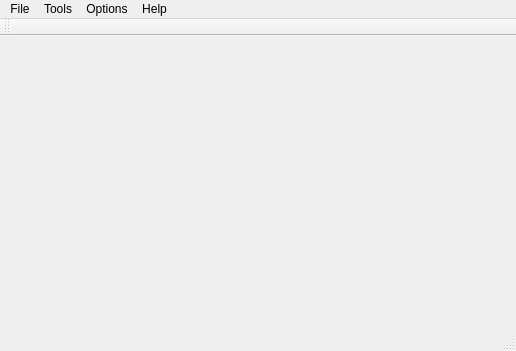
The window that main/ui/mainwindow.ui (f0ghua/ecuEmulator) describes before a commit, drawn with Qt 5.
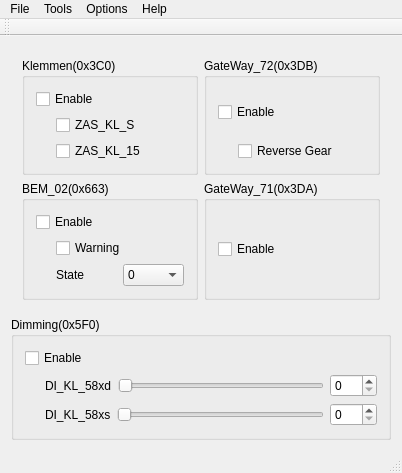
The same window after the commit. Custom widgets are drawn as their Qt base class.

```diff
--- a/main/ui/mainwindow.ui
+++ b/main/ui/mainwindow.ui
@@ -6,8 +6,8 @@
    <rect>
     <x>0</x>
     <y>0</y>
-    <width>516</width>
-    <height>351</height>
+    <width>402</width>
+    <height>421</height>
    </rect>
   </property>
   <property name="windowTitle">
@@ -17,16 +17,415 @@
    <layout class="QGridLayout" name="gridLayout_2">
     <item row="0" column="0">
      <widget class="QWidget" name="widget" native="true">
-      <widget class="XLedSwitcher" name="widget_2" native="true">
-       <property name="geometry">
-        <rect>
-         <x>40</x>
-         <y>50</y>
-         <width>31</width>
-         <height>31</height>
-        </rect>
-       </property>
-      </widget>
+      <layout class="QGridLayout" name="gridLayout_3">
+       <item row="0" column="0">
+        <widget class="QGroupBox" name="groupBox">
+         <property name="title">
+          <string>Klemmen(0x3C0)</string>
+         </property>
+         <layout class="QVBoxLayout" name="verticalLayout">
+          <item>
+           <widget class="QCheckBox" name="cbEnable0x3C0">
+            <property name="sizePolicy">
+             <sizepolicy hsizetype="Preferred" vsizetype="Preferred">
+              <horstretch>0</horstretch>
+              <verstretch>0</verstretch>
+             </sizepolicy>
+            </property>
+            <property name="text">
+             <string>Enable</string>
+            </property>
+            <property name="iconSize">
+             <size>
+              <width>50</width>
+              <height>26</height>
+             </size>
+            </property>
+           </widget>
+          </item>
+          <item>
+           <layout class="QHBoxLayout" name="horizontalLayout">
+            <item>
+             <spacer name="horizontalSpacer">
+              <property name="orientation">
+               <enum>Qt::Horizontal</enum>
+              </property>
+              <property name="sizeType">
+               <enum>QSizePolicy::Fixed</enum>
+              </property>
+              <property name="sizeHint" stdset="0">
+               <size>
+                <width>20</width>
+                <height>20</height>
+               </size>
+              </property>
+             </spacer>
+            </item>
+            <item>
+             <widget class="QCheckBox" name="cbSigZAS_Kl_S">
+              <property name="text">
+               <string>ZAS_KL_S</string>
+              </property>
+             </widget>
+            </item>
+           </layout>
+          </item>
+          <item>
+           <layout class="QHBoxLayout" name="horizontalLayout_2">
+            <item>
+             <spacer name="horizontalSpacer_2">
+              <property name="orientation">
+               <enum>Qt::Horizontal</enum>
+              </property>
+              <property name="sizeType">
+               <enum>QSizePolicy::Fixed</enum>
+              </property>
+              <property name="sizeHint" stdset="0">
+               <size>
+                <width>20</width>
+                <height>20</height>
+               </size>
+              </property>
+             </spacer>
+            </item>
+            <item>
+             <widget class="QCheckBox" name="cbSigZAS_Kl_15">
+              <property name="text">
+               <string>ZAS_KL_15</string>
+              </property>
+             </widget>
+            </item>
+           </layout>
+          </item>
+         </layout>
+        </widget>
+       </item>
+       <item row="0" column="2">
+        <widget class="QGroupBox" name="groupBox_4">
+         <property name="title">
+          <string>GateWay_72(0x3DB)</string>
+         </property>
+         <layout class="QVBoxLayout" name="verticalLayout_4">
+          <item>
+           <widget class="QCheckBox" name="cbEnable0x3DB">
+            <property name="sizePolicy">
+             <sizepolicy hsizetype="Preferred" vsizetype="Preferred">
+              <horstretch>0</horstretch>
+              <verstretch>0</verstretch>
+             </sizepolicy>
+            </property>
+            <property name="text">
+             <string>Enable</string>
+            </property>
+            <property name="iconSize">
+             <size>
+              <width>50</width>
+              <height>26</height>
+             </size>
+            </property>
+           </widget>
+          </item>
+          <item>
+           <layout class="QHBoxLayout" name="horizontalLayout_6">
+            <item>
+             <spacer name="horizontalSpacer_6">
+              <property name="orientation">
+               <enum>Qt::Horizontal</enum>
+              </property>
+              <property name="sizeType">
+               <enum>QSizePolicy::Fixed</enum>
+              </property>
+              <property name="sizeHint" stdset="0">
+               <size>
+                <width>20</width>
+                <height>20</height>
+               </size>
+              </property>
+             </spacer>
+            </item>
+            <item>
+             <widget class="QCheckBox" name="cbSigBCM_Rueckfahrlicht_Anf">
+              <property name="text">
+               <string>Reverse Gear</string>
+              </property>
+             </widget>
+            </item>
+           </layout>
+          </item>
+         </layout>
+        </widget>
+       </item>
+       <item row="1" column="0">
+        <widget class="QGroupBox" name="groupBox_2">
+         <property name="title">
+          <string>BEM_02(0x663)</string>
+         </property>
+         <layout class="QVBoxLayout" name="verticalLayout_2">
+          <item>
+           <widget class="QCheckBox" name="cbEnable0x663">
+            <property name="sizePolicy">
+             <sizepolicy hsizetype="Preferred" vsizetype="Preferred">
+              <horstretch>0</horstretch>
+              <verstretch>0</verstretch>
+             </sizepolicy>
+            </property>
+            <property name="text">
+             <string>Enable</string>
+            </property>
+            <property name="iconSize">
+             <size>
+              <width>50</width>
+              <height>26</height>
+             </size>
+            </property>
+           </widget>
+          </item>
+          <item>
+           <layout class="QHBoxLayout" name="horizontalLayout_3">
+            <item>
+             <spacer name="horizontalSpacer_3">
+              <property name="orientation">
+               <enum>Qt::Horizontal</enum>
+              </property>
+              <property name="sizeType">
+               <enum>QSizePolicy::Fixed</enum>
+              </property>
+              <property name="sizeHint" stdset="0">
+               <size>
+                <width>20</width>
+                <height>20</height>
+               </size>
+              </property>
+             </spacer>
+            </item>
+            <item>
+             <widget class="QCheckBox" name="cbSigBEM_MMI_Vorwarnung">
+              <property name="text">
+               <string>Warning</string>
+              </property>
+             </widget>
+            </item>
+           </layout>
+          </item>
+          <item>
+           <layout class="QHBoxLayout" name="horizontalLayout_4">
+            <item>
+             <spacer name="horizontalSpacer_4">
+              <property name="orientation">
+               <enum>Qt::Horizontal</enum>
+              </property>
+              <property name="sizeType">
+               <enum>QSizePolicy::Fixed</enum>
+              </property>
+              <property name="sizeHint" stdset="0">
+               <size>
+                <width>20</width>
+                <height>20</height>
+               </size>
+              </property>
+             </spacer>
+            </item>
+            <item>
+             <widget class="QLabel" name="label">
+              <property name="text">
+               <string>State</string>
+              </property>
+             </widget>
+            </item>
+            <item>
+             <widget class="QComboBox" name="coSigBEM_02_Abschaltstufen">
+              <item>
+               <property name="text">
+                <string>0</string>
+               </property>
+              </item>
+              <item>
+               <property name="text">
+                <string>1</string>
+               </property>
+              </item>
+              <item>
+               <property name="text">
+                <string>2</string>
+               </property>
+              </item>
+              <item>
+               <property name="text">
+                <string>3</string>
+               </property>
+              </item>
+              <item>
+               <property name="text">
+                <string>4</string>
+               </property>
+              </item>
+              <item>
+               <property name="text">
+                <string>5</string>
+               </property>
+              </item>
+              <item>
+               <property name="text">
+                <string>6</string>
+               </property>
+              </item>
+              <item>
+               <property name="text">
+                <string>7</string>
+               </property>
+              </item>
+             </widget>
+            </item>
+           </layout>
+          </item>
+         </layout>
+        </widget>
+       </item>
+       <item row="1" column="2">
+        <widget class="QGroupBox" name="groupBox_3">
+         <property name="title">
+          <string>GateWay_71(0x3DA)</string>
+         </property>
+         <layout class="QVBoxLayout" name="verticalLayout_3">
+          <item>
+           <widget class="QCheckBox" name="cbEnable0x3DA">
+            <property name="sizePolicy">
+             <sizepolicy hsizetype="Preferred" vsizetype="Preferred">
+              <horstretch>0</horstretch>
+              <verstretch>0</verstretch>
+             </sizepolicy>
+            </property>
+            <property name="text">
+             <string>Enable</string>
+            </property>
+            <property name="iconSize">
+             <size>
+              <width>50</width>
+              <height>26</height>
+             </size>
+            </property>
+           </widget>
+          </item>
+         </layout>
+        </widget>
+       </item>
+      </layout>
+     </widget>
+    </item>
+    <item row="1" column="0">
+     <widget class="QGroupBox" name="groupBox_5">
+      <property name="title">
+       <string>Dimming(0x5F0)</string>
+      </property>
+      <layout class="QGridLayout" name="gridLayout">
+       <item row="0" column="0">
+        <widget class="QCheckBox" name="cbEnable0x5F0">
+         <property name="sizePolicy">
+          <sizepolicy hsizetype="Preferred" vsizetype="Preferred">
+           <horstretch>0</horstretch>
+           <verstretch>0</verstretch>
+          </sizepolicy>
+         </property>
+         <property name="text">
+          <string>Enable</string>
+         </property>
+         <property name="iconSize">
+          <size>
+           <width>50</width>
+           <height>26</height>
+          </size>
+         </property>
+        </widget>
+       </item>
+       <item row="1" column="0">
+        <layout class="QHBoxLayout" name="horizontalLayout_5">
+         <item>
+          <spacer name="horizontalSpacer_5">
+           <property name="orientation">
+            <enum>Qt::Horizontal</enum>
+           </property>
+           <property name="sizeType">
+            <enum>QSizePolicy::Fixed</enum>
+           </property>
+           <property name="sizeHint" stdset="0">
+            <size>
+             <width>20</width>
+             <height>20</height>
+            </size>
+           </property>
+          </spacer>
+         </item>
+         <item>
+          <widget class="QLabel" name="label_2">
+           <property name="text">
+            <string>DI_KL_58xd</string>
+           </property>
+          </widget>
+         </item>
+         <item>
+          <widget class="QSlider" name="slSigDI_KL_58xd">
+           <property name="maximum">
+            <number>253</number>
+           </property>
+           <property name="orientation">
+            <enum>Qt::Horizontal</enum>
+           </property>
+          </widget>
+         </item>
+         <item>
+          <widget class="QSpinBox" name="sbSigDI_KL_58xd">
+           <property name="maximum">
+            <number>253</number>
+           </property>
+          </widget>
+         </item>
+        </layout>
+       </item>
+       <item row="2" column="0">
+        <layout class="QHBoxLayout" name="horizontalLayout_7">
+         <item>
+          <spacer name="horizontalSpacer_7">
+           <property name="orientation">
+            <enum>Qt::Horizontal</enum>
+           </property>
+           <property name="sizeType">
+            <enum>QSizePolicy::Fixed</enum>
+           </property>
+           <property name="sizeHint" stdset="0">
+            <size>
+             <width>20</width>
+             <height>20</height>
+            </size>
+           </property>
+          </spacer>
+         </item>
+         <item>
+          <widget class="QLabel" name="label_3">
+           <property name="text">
+            <string>DI_KL_58xs</string>
+           </property>
+          </widget>
+         </item>
+         <item>
+          <widget class="QSlider" name="slSigDI_KL_58xs">
+           <property name="maximum">
+            <number>100</number>
+           </property>
+           <property name="orientation">
+            <enum>Qt::Horizontal</enum>
+           </property>
+          </widget>
+         </item>
+         <item>
+          <widget class="QSpinBox" name="sbSigDI_KL_58xs">
+           <property name="maximum">
+            <number>100</number>
+           </property>
+          </widget>
+         </item>
+        </layout>
+       </item>
+      </layout>
      </widget>
     </item>
    </layout>
@@ -36,7 +435,7 @@
     <rect>
      <x>0</x>
      <y>0</y>
-     <width>516</width>
+     <width>402</width>
      <height>23</height>
     </rect>
    </property>
@@ -94,14 +493,6 @@
   </action>
  </widget>
  <layoutdefault spacing="6" margin="11"/>
- <customwidgets>
-  <customwidget>
-   <class>XLedSwitcher</class>
-   <extends>QWidget</extends>
-   <header location="global">xledswitcher.h</header>
-   <container>1</container>
-  </customwidget>
- </customwidgets>
  <resources/>
  <connections/>
 </ui>
```
Left out of the diff: 67 changed lines with no effect on the pictures.
